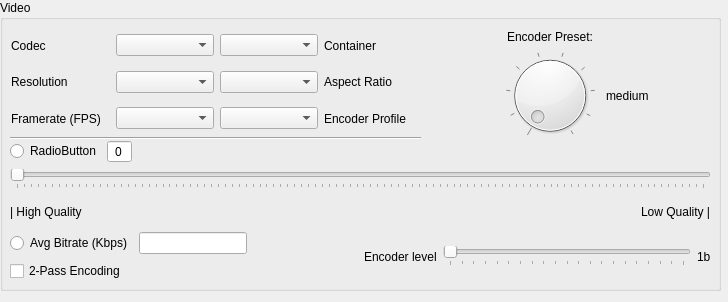
Old version of the form src/video_ui.ui in the repository b1aqW0lf/Lithium.
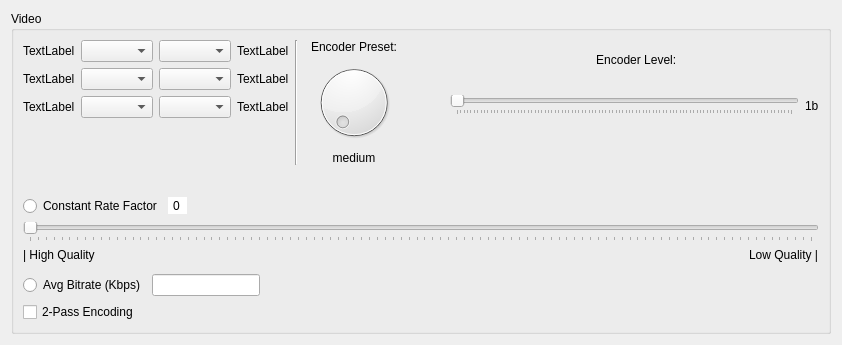
New version of the form.

Patch:
```diff
--- a/src/video_ui.ui
+++ b/src/video_ui.ui
@@ -6,56 +6,36 @@
    <rect>
     <x>0</x>
     <y>0</y>
-    <width>728</width>
-    <height>302</height>
+    <width>842</width>
+    <height>345</height>
    </rect>
   </property>
   <property name="windowTitle">
    <string>Form</string>
   </property>
+  <layout class="QGridLayout" name="gridLayout">
+   <item row="0" column="0">
   <widget class="QGroupBox" name="videoGroupBox">
-   <property name="geometry">
-    <rect>
-     <x>0</x>
-     <y>0</y>
-     <width>721</width>
-     <height>291</height>
-    </rect>
-   </property>
    <property name="title">
     <string>Video</string>
    </property>
-   <widget class="Line" name="line_2">
-    <property name="geometry">
-     <rect>
-      <x>10</x>
-      <y>130</y>
-      <width>411</width>
-      <height>16</height>
-     </rect>
-    </property>
-    <property name="orientation">
-     <enum>Qt::Horizontal</enum>
-    </property>
-   </widget>
-   <widget class="QWidget" name="layoutWidget_3">
-    <property name="geometry">
-     <rect>
-      <x>11</x>
-      <y>30</y>
-      <width>411</width>
-      <height>104</height>
-     </rect>
-    </property>
-    <layout class="QVBoxLayout" name="verticalLayout_2">
+     <layout class="QGridLayout" name="gridLayout_5">
+      <item row="0" column="0">
+       <layout class="QVBoxLayout" name="verticalLayout_7">
      <item>
-      <layout class="QHBoxLayout" name="horizontalLayout_21">
+         <layout class="QHBoxLayout" name="horizontalLayout_13">
        <item>
-        <layout class="QHBoxLayout" name="horizontalLayout_4">
+           <layout class="QHBoxLayout" name="horizontalLayout_19">
+            <item>
+             <layout class="QVBoxLayout" name="verticalLayout_10">
+              <item>
+               <layout class="QHBoxLayout" name="horizontalLayout_20">
+                <item>
+                 <layout class="QHBoxLayout" name="horizontalLayout_22">
          <item>
           <widget class="QLabel" name="videoCodecLabel">
            <property name="text">
-            <string>Codec</string>
+                     <string>TextLabel</string>
            </property>
           </widget>
          </item>
@@ -65,14 +45,14 @@
         </layout>
        </item>
        <item>
-        <layout class="QHBoxLayout" name="horizontalLayout_7">
+                 <layout class="QHBoxLayout" name="horizontalLayout_23">
          <item>
           <widget class="QComboBox" name="videoContainerBox"/>
          </item>
          <item>
           <widget class="QLabel" name="videoContainerLabel">
            <property name="text">
-            <string>Container</string>
+                     <string>TextLabel</string>
            </property>
           </widget>
          </item>
@@ -81,13 +61,13 @@
       </layout>
      </item>
      <item>
-      <layout class="QHBoxLayout" name="horizontalLayout_22">
+               <layout class="QHBoxLayout" name="horizontalLayout_26">
        <item>
-        <layout class="QHBoxLayout" name="horizontalLayout_5">
+                 <layout class="QHBoxLayout" name="horizontalLayout_27">
          <item>
           <widget class="QLabel" name="videoResLabel">
            <property name="text">
-            <string>Resolution</string>
+                     <string>TextLabel</string>
            </property>
           </widget>
          </item>
@@ -97,14 +77,14 @@
         </layout>
        </item>
        <item>
-        <layout class="QHBoxLayout" name="horizontalLayout_8">
+                 <layout class="QHBoxLayout" name="horizontalLayout_28">
          <item>
           <widget class="QComboBox" name="videoAspectRatBox"/>
          </item>
          <item>
           <widget class="QLabel" name="videoAspectRatLabel">
            <property name="text">
-            <string>Aspect Ratio</string>
+                     <string>TextLabel</string>
            </property>
           </widget>
          </item>
@@ -113,13 +93,13 @@
       </layout>
      </item>
      <item>
-      <layout class="QHBoxLayout" name="horizontalLayout_23">
+               <layout class="QHBoxLayout" name="horizontalLayout_21">
        <item>
-        <layout class="QHBoxLayout" name="horizontalLayout_6">
+                 <layout class="QHBoxLayout" name="horizontalLayout_24">
          <item>
           <widget class="QLabel" name="videoFPSLabel">
            <property name="text">
-            <string>Framerate (FPS)</string>
+                     <string>TextLabel</string>
            </property>
           </widget>
          </item>
@@ -129,14 +109,18 @@
         </layout>
        </item>
        <item>
-        <layout class="QHBoxLayout" name="horizontalLayout_9">
+                 <layout class="QHBoxLayout" name="horizontalLayout_25">
          <item>
-          <widget class="QComboBox" name="videoEncProfileBox"/>
+                   <widget class="QComboBox" name="videoEncProfileBox">
+                    <property name="frame">
+                     <bool>true</bool>
+                    </property>
+                   </widget>
          </item>
          <item>
           <widget class="QLabel" name="videoEncProfileLabel">
            <property name="text">
-            <string>Encoder Profile</string>
+                     <string>TextLabel</string>
            </property>
           </widget>
          </item>
@@ -144,20 +128,33 @@
        </item>
       </layout>
      </item>
-    </layout>
-   </widget>
-   <widget class="QWidget" name="layoutWidget_4">
-    <property name="geometry">
-     <rect>
-      <x>500</x>
-      <y>30</y>
-      <width>216</width>
-      <height>111</height>
-     </rect>
-    </property>
-    <layout class="QHBoxLayout" name="horizontalLayout_18">
+              <item>
+               <spacer name="verticalSpacer_2">
+                <property name="orientation">
+                 <enum>Qt::Vertical</enum>
+                </property>
+                <property name="sizeHint" stdset="0">
+                 <size>
+                  <width>20</width>
+                  <height>40</height>
+                 </size>
+                </property>
+               </spacer>
+              </item>
+             </layout>
+            </item>
+            <item>
+             <widget class="Line" name="line">
+              <property name="frameShadow">
+               <enum>QFrame::Sunken</enum>
+              </property>
+              <property name="orientation">
+               <enum>Qt::Vertical</enum>
+              </property>
+             </widget>
+            </item>
      <item>
-      <layout class="QVBoxLayout" name="verticalLayout_5">
+             <layout class="QVBoxLayout" name="verticalLayout_2">
        <item>
         <widget class="QLabel" name="videoDialLabel">
          <property name="text">
@@ -169,65 +166,34 @@
         </widget>
        </item>
        <item>
-        <widget class="QDial" name="videoEncoderDial">
-         <property name="maximum">
-          <number>9</number>
-         </property>
-         <property name="notchesVisible">
-          <bool>true</bool>
-         </property>
-        </widget>
-       </item>
-      </layout>
-     </item>
-     <item>
-      <layout class="QVBoxLayout" name="verticalLayout_6">
-       <item>
-        <layout class="QVBoxLayout" name="verticalLayout_7">
-         <item>
-          <spacer name="verticalSpacer">
-           <property name="orientation">
-            <enum>Qt::Vertical</enum>
-           </property>
-           <property name="sizeHint" stdset="0">
-            <size>
-             <width>20</width>
-             <height>13</height>
-            </size>
-           </property>
-          </spacer>
-         </item>
-         <item>
-          <spacer name="horizontalSpacer_4">
-           <property name="orientation">
-            <enum>Qt::Horizontal</enum>
-           </property>
-           <property name="sizeHint" stdset="0">
-            <size>
-             <width>40</width>
-             <height>20</height>
-            </size>
-           </property>
-          </spacer>
-         </item>
-        </layout>
-       </item>
-       <item>
-        <layout class="QVBoxLayout" name="verticalLayout_4">
-         <item>
-          <layout class="QHBoxLayout" name="horizontalLayout_15">
+               <widget class="QDial" name="videoEncoderDial"/>
+              </item>
            <item>
             <widget class="QLabel" name="videoDialPreset">
+                <property name="sizePolicy">
+                 <sizepolicy hsizetype="Preferred" vsizetype="Preferred">
+                  <horstretch>0</horstretch>
+                  <verstretch>0</verstretch>
+                 </sizepolicy>
+                </property>
              <property name="text">
               <string>medium</string>
              </property>
-            </widget>
-           </item>
+                <property name="alignment">
+                 <set>Qt::AlignCenter</set>
+                </property>
+               </widget>
+              </item>
+             </layout>
+            </item>
            <item>
-            <spacer name="horizontalSpacer_3">
+             <spacer name="horizontalSpacer_4">
              <property name="orientation">
               <enum>Qt::Horizontal</enum>
              </property>
+              <property name="sizeType">
+               <enum>QSizePolicy::Minimum</enum>
+              </property>
              <property name="sizeHint" stdset="0">
               <size>
                <width>40</width>
@@ -236,17 +202,51 @@
              </property>
             </spacer>
            </item>
+            <item>
+             <layout class="QVBoxLayout" name="verticalLayout">
+              <item>
+               <widget class="QLabel" name="videoEncLevelLabel">
+                <property name="text">
+                 <string> Encoder Level:</string>
+                </property>
+                <property name="alignment">
+                 <set>Qt::AlignCenter</set>
+                </property>
+               </widget>
+              </item>
+              <item>
+               <layout class="QHBoxLayout" name="horizontalLayout">
+                <item>
+                 <widget class="QSlider" name="videoEncLevelSlider">
+                  <property name="orientation">
+                   <enum>Qt::Horizontal</enum>
+                  </property>
+                  <property name="tickPosition">
+                   <enum>QSlider::TicksBelow</enum>
+                  </property>
+                 </widget>
+                </item>
+                <item>
+                 <widget class="QLabel" name="videoEncLevelDisplay">
+                  <property name="text">
+                   <string>1b</string>
+                  </property>
+                 </widget>
+                </item>
           </layout>
          </item>
          <item>
-          <spacer name="verticalSpacer_2">
+               <spacer name="verticalSpacer_3">
            <property name="orientation">
             <enum>Qt::Vertical</enum>
            </property>
+                <property name="sizeType">
+                 <enum>QSizePolicy::Minimum</enum>
+                </property>
            <property name="sizeHint" stdset="0">
             <size>
              <width>20</width>
-             <height>13</height>
+                  <height>40</height>
             </size>
            </property>
           </spacer>
@@ -256,45 +256,49 @@
       </layout>
      </item>
     </layout>
-   </widget>
-   <widget class="QWidget" name="layoutWidget_6">
-    <property name="geometry">
-     <rect>
-      <x>10</x>
-      <y>140</y>
-      <width>701</width>
-      <height>89</height>
-     </rect>
-    </property>
+        </item>
+        <item>
+         <spacer name="verticalSpacer">
+          <property name="orientation">
+           <enum>Qt::Vertical</enum>
+          </property>
+          <property name="sizeHint" stdset="0">
+           <size>
+            <width>20</width>
+            <height>40</height>
+           </size>
+          </property>
+         </spacer>
+        </item>
+        <item>
     <layout class="QVBoxLayout" name="verticalLayout_9">
      <item>
-      <layout class="QHBoxLayout" name="horizontalLayout_19">
-       <item>
-        <layout class="QHBoxLayout" name="horizontalLayout_14">
+           <layout class="QHBoxLayout" name="horizontalLayout_16">
          <item>
           <widget class="QRadioButton" name="videoCRFRadio">
            <property name="text">
-            <string>RadioButton</string>
+               <string>Constant Rate Factor</string>
            </property>
           </widget>
          </item>
          <item>
           <widget class="QSpinBox" name="videoRFSpinBox">
+              <property name="frame">
+               <bool>false</bool>
+              </property>
            <property name="alignment">
             <set>Qt::AlignCenter</set>
            </property>
+              <property name="readOnly">
+               <bool>true</bool>
+              </property>
            <property name="buttonSymbols">
             <enum>QAbstractSpinBox::NoButtons</enum>
            </property>
-           <property name="showGroupSeparator" stdset="0">
-            <bool>false</bool>
-           </property>
-          </widget>
-         </item>
-        </layout>
-       </item>
+             </widget>
+            </item>
        <item>
-        <spacer name="horizontalSpacer_5">
+             <spacer name="horizontalSpacer">
          <property name="orientation">
           <enum>Qt::Horizontal</enum>
          </property>
@@ -308,8 +312,6 @@
        </item>
       </layout>
      </item>
-     <item>
-      <layout class="QVBoxLayout" name="verticalLayout_8">
        <item>
         <widget class="QSlider" name="videoRFSlider">
          <property name="orientation">
@@ -321,16 +323,19 @@
         </widget>
        </item>
        <item>
-        <layout class="QHBoxLayout" name="horizontalLayout_20">
+           <layout class="QHBoxLayout" name="horizontalLayout_17">
          <item>
           <widget class="QLabel" name="videoHQLabel">
            <property name="text">
             <string>| High Quality</string>
            </property>
+              <property name="alignment">
+               <set>Qt::AlignLeading|Qt::AlignLeft|Qt::AlignTop</set>
+              </property>
           </widget>
          </item>
          <item>
-          <spacer name="horizontalSpacer_6">
+             <spacer name="horizontalSpacer_2">
            <property name="orientation">
             <enum>Qt::Horizontal</enum>
            </property>
@@ -347,30 +352,21 @@
            <property name="text">
             <string>Low Quality |</string>
            </property>
-          </widget>
-         </item>
-        </layout>
-       </item>
-      </layout>
-     </item>
-    </layout>
-   </widget>
-   <widget class="QWidget" name="">
-    <property name="geometry">
-     <rect>
-      <x>10</x>
-      <y>231</y>
-      <width>701</width>
-      <height>51</height>
-     </rect>
-    </property>
-    <layout class="QHBoxLayout" name="horizontalLayout_10">
+              <property name="alignment">
+               <set>Qt::AlignLeading|Qt::AlignLeft|Qt::AlignTop</set>
+              </property>
+             </widget>
+            </item>
+           </layout>
+          </item>
      <item>
-      <layout class="QVBoxLayout" name="verticalLayout">
+           <layout class="QHBoxLayout" name="horizontalLayout_14">
        <item>
-        <layout class="QHBoxLayout" name="horizontalLayout_3">
+             <layout class="QVBoxLayout" name="verticalLayout_11">
          <item>
-          <layout class="QHBoxLayout" name="horizontalLayout_24">
+               <layout class="QHBoxLayout" name="horizontalLayout_30">
+                <item>
+                 <layout class="QHBoxLayout" name="horizontalLayout_29">
            <item>
             <widget class="QRadioButton" name="videoAVGBitRadio">
              <property name="text">
@@ -379,19 +375,26 @@
             </widget>
            </item>
            <item>
-            <widget class="QLineEdit" name="videoAVGBitField"/>
+                   <widget class="QLineEdit" name="videoAVGBitField">
+                    <property name="sizePolicy">
+                     <sizepolicy hsizetype="Maximum" vsizetype="Fixed">
+                      <horstretch>0</horstretch>
+                      <verstretch>0</verstretch>
+                     </sizepolicy>
+                    </property>
+                   </widget>
            </item>
           </layout>
          </item>
          <item>
-          <spacer name="horizontalSpacer_2">
+                 <spacer name="horizontalSpacer_3">
            <property name="orientation">
             <enum>Qt::Horizontal</enum>
            </property>
            <property name="sizeHint" stdset="0">
             <size>
-             <width>17</width>
-             <height>17</height>
+                    <width>40</width>
+                    <height>20</height>
             </size>
            </property>
           </spacer>
@@ -399,7 +402,7 @@
         </layout>
        </item>
        <item>
-        <layout class="QHBoxLayout" name="horizontalLayout_2">
+               <layout class="QHBoxLayout" name="horizontalLayout_31">
          <item>
           <widget class="QCheckBox" name="twoPassCheckBox">
            <property name="text">
@@ -407,57 +410,20 @@
            </property>
           </widget>
          </item>
-         <item>
-          <spacer name="horizontalSpacer_7">
-           <property name="orientation">
-            <enum>Qt::Horizontal</enum>
-           </property>
-           <property name="sizeHint" stdset="0">
-            <size>
-             <width>13</width>
-             <height>15</height>
-            </size>
-           </property>
-          </spacer>
+               </layout>
          </item>
         </layout>
        </item>
       </layout>
      </item>
-     <item>
-      <layout class="QHBoxLayout" name="horizontalLayout">
-       <item>
-        <widget class="QLabel" name="videoEncLevelLabel">
-         <property name="text">
-          <string>Encoder level</string>
-         </property>
-        </widget>
-       </item>
-       <item>
-        <widget class="QSlider" name="videoEncLevelSlider">
-         <property name="maximum">
-          <number>20</number>
-         </property>
-         <property name="orientation">
-          <enum>Qt::Horizontal</enum>
-         </property>
-         <property name="tickPosition">
-          <enum>QSlider::TicksBelow</enum>
-         </property>
-        </widget>
-       </item>
-       <item>
-        <widget class="QLabel" name="videoEncLevelDisplay">
-         <property name="text">
-          <string>1b</string>
-         </property>
-        </widget>
-       </item>
+         </layout>
+        </item>
       </layout>
      </item>
     </layout>
    </widget>
-  </widget>
+   </item>
+  </layout>
  </widget>
  <resources/>
  <connections/>
```
Lines whose indentation alone changed are shown as unchanged.
